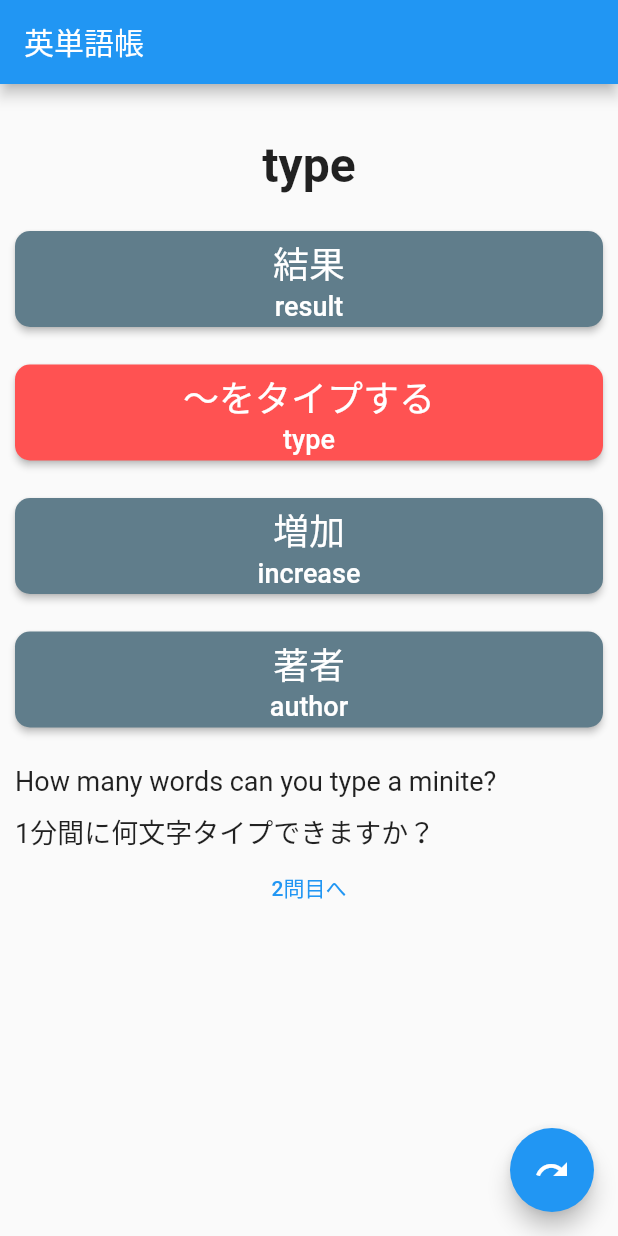
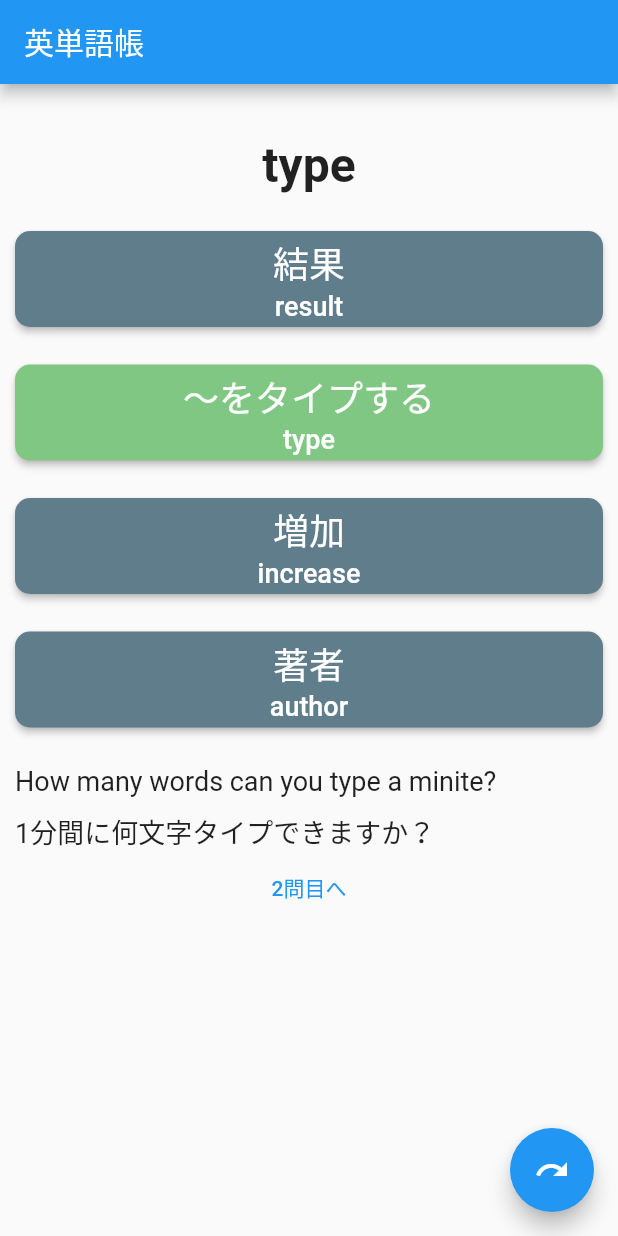
Before and after one commit to olafpapa/vocabulary_notebook_flutter, a Flutter app: the screen it shows after launch, after a tap on "結果", on a phone screen of 412 x 824 dp. Run offline on Flutter 3.47's test engine with Material 2 defaults, Android fonts, the phone set to English and light mode, and no system bars.

Commit message:
正解したボタンの色を変更。

```diff
--- a/lib/components/answer_button.dart
+++ b/lib/components/answer_button.dart
@@ -67,7 +67,7 @@ class AnswerButtonState extends State<AnswerButton>
               borderRadius: BorderRadius.all(Radius.circular(10.0)),
             ),
             color: question.isCorrectAnswer(answerText)
-                ? Colors.redAccent
+                ? Colors.green[300]
                 : Colors.blueGrey,
             textColor: Colors.white,
             child: Center(
```
